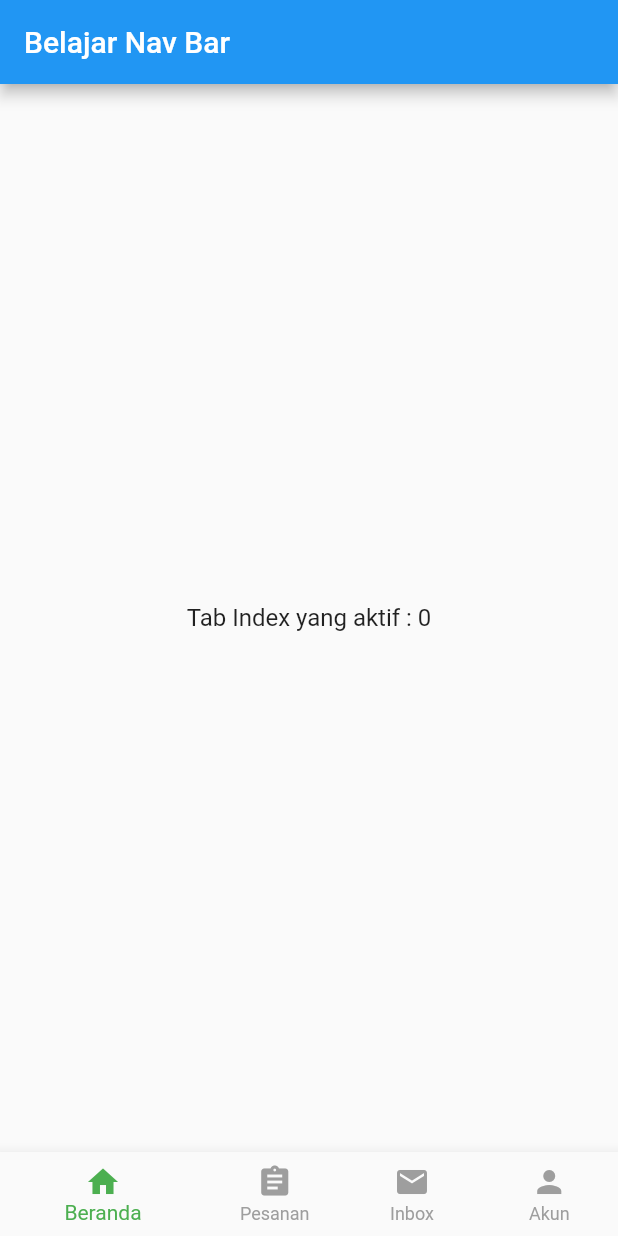
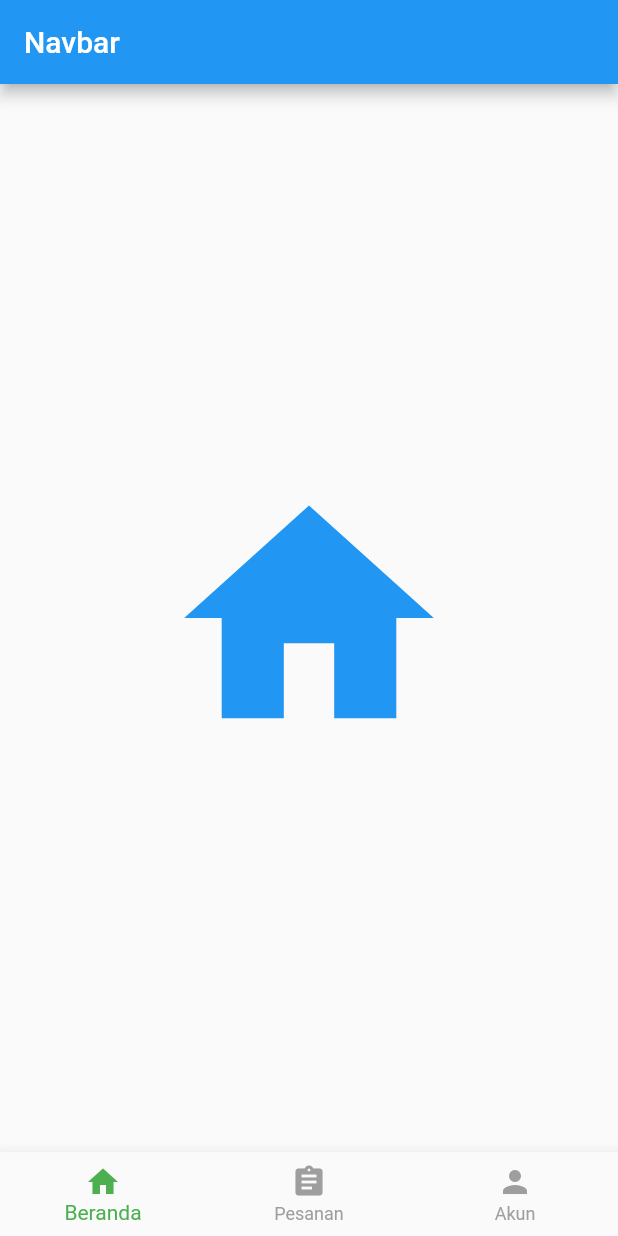
Before and after one commit to agus-stwn/pra_uts, a Flutter app: the screen it shows after launch, on a phone screen of 412 x 824 dp. Run offline on Flutter 3.47's test engine with Material 2 defaults, Android fonts, the phone set to English and light mode, and no system bars.

```diff
--- a/lib/main.dart
+++ b/lib/main.dart
@@ -21,6 +21,11 @@ class BelajarNavBar extends StatefulWidget {
 
 class _BelajarNavBarState extends State<BelajarNavBar> {
   int _selectedNavbar = 0;
+  var _pages = <Widget>[
+    Icon(Icons.home, size: 200, color: Colors.blue),
+    Icon(Icons.assignment, size: 200, color: Colors.blue),
+    Icon(Icons.person, size: 200, color: Colors.blue),
+  ];
 
   void _changeSelectedNavBar(int index) {
     setState(() {
@@ -32,11 +37,9 @@ class _BelajarNavBarState extends State<BelajarNavBar> {
   Widget build(BuildContext context) {
     return Scaffold(
       appBar: AppBar(
-        title: Text("Belajar Nav Bar"),
+        title: Text("Navbar"),
       ),
-      body: Center(
-        child: Text("Tab Index yang aktif : $_selectedNavbar", style: TextStyle(fontSize: 16)),
-      ),
+      body: Center(child: _pages.elementAt(_selectedNavbar)),
       bottomNavigationBar: BottomNavigationBar(
         items: const <BottomNavigationBarItem>[
           BottomNavigationBarItem(
@@ -46,10 +49,6 @@ class _BelajarNavBarState extends State<BelajarNavBar> {
           BottomNavigationBarItem(
             icon: Icon(Icons.assignment),
             label: ('Pesanan'),
-          ),
-          BottomNavigationBarItem(
-            icon: Icon(Icons.mail),
-            label: ('Inbox'),
           ),
           BottomNavigationBarItem(
             icon: Icon(Icons.person),
```
Also changed, not shown: 1 other file.
